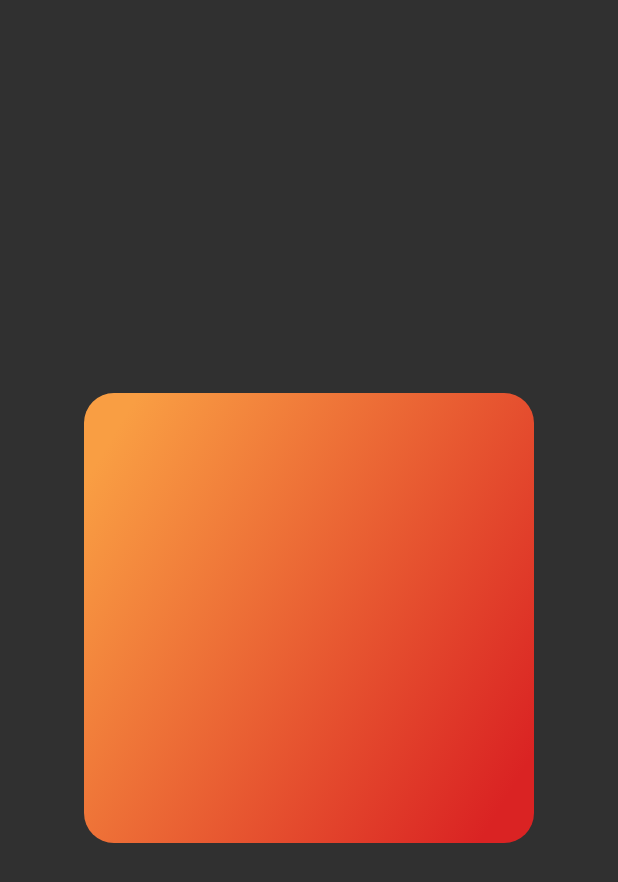
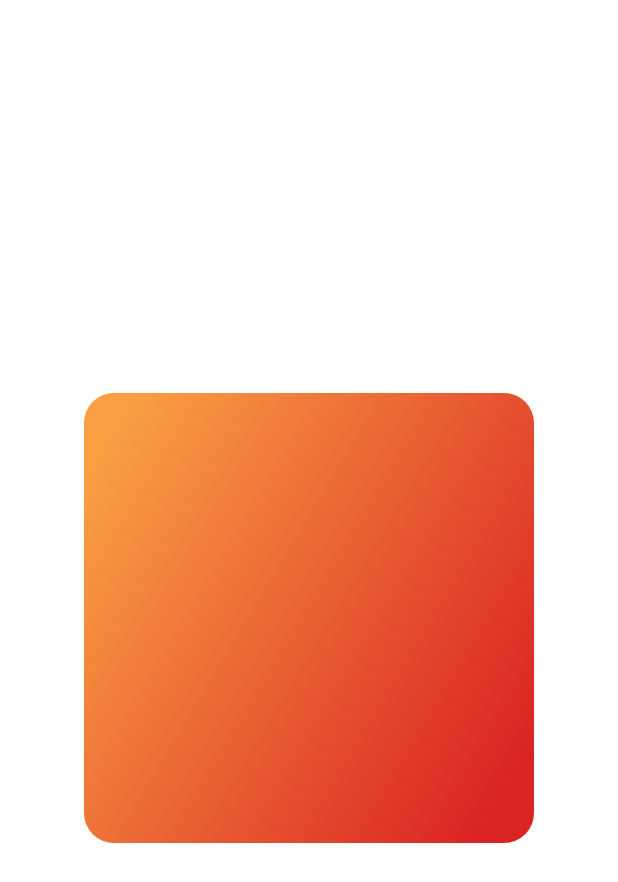
Before and after one commit to 73-sk-nahid/Flutter_Materials, a Flutter app: the screen it shows after launch, on a phone screen of 412 x 824 dp. Shown: the top 882 px of the screen. Run offline on Flutter 3.47's test engine with Material 2 defaults, Android fonts, the phone set to English and light mode, and no system bars; our stand-ins replace hooks_riverpod.

```diff
--- a/lib/animated_gradient.dart
+++ b/lib/animated_gradient.dart
@@ -1,3 +1,120 @@
+import 'package:flutter/material.dart';
+import 'package:flutter/services.dart';
+import 'package:flutter_materials/app_theme.dart';
+import 'package:flutter_materials/theme_provider.dart';
+import 'package:hooks_riverpod/hooks_riverpod.dart';
+import 'app_theme.dart';
+
+void main() {
+  runApp(const MyApp());
+}
+
+class MyApp extends StatefulWidget {
+  const MyApp({super.key});
+
+  @override
+  State<MyApp> createState() => _MyAppState();
+}
+
+class _MyAppState extends State<MyApp> with SingleTickerProviderStateMixin {
+  late AnimationController _controller;
+  late Animation<Alignment> _topAlignmentAnimation;
+  late Animation<Alignment> _bottomAlignmentAnimation;
+
+  @override
+  void initState() {
+    super.initState();
+    _controller =
+        AnimationController(vsync: this, duration: const Duration(seconds: 4));
+    _topAlignmentAnimation = TweenSequence<Alignment>(
+      [
+        TweenSequenceItem<Alignment>(
+          tween: Tween<Alignment>(
+              begin: Alignment.topLeft, end: Alignment.topRight),
+          weight: 1,
+        ),
+        TweenSequenceItem<Alignment>(
+          tween: Tween<Alignment>(
+              begin: Alignment.topRight, end: Alignment.bottomRight),
+          weight: 1,
+        ),
+        TweenSequenceItem<Alignment>(
+          tween: Tween<Alignment>(
+              begin: Alignment.bottomRight, end: Alignment.bottomLeft),
+          weight: 1,
+        ),
+        TweenSequenceItem<Alignment>(
+          tween: Tween<Alignment>(
+              begin: Alignment.bottomLeft, end: Alignment.topLeft),
+          weight: 1,
+        ),
+      ],
+    ).animate(_controller);
+
+    _bottomAlignmentAnimation = TweenSequence<Alignment>(
+      [
+        TweenSequenceItem<Alignment>(
+          tween: Tween<Alignment>(
+              begin: Alignment.bottomRight, end: Alignment.bottomLeft),
+          weight: 1,
+        ),
+        TweenSequenceItem<Alignment>(
+          tween: Tween<Alignment>(
+              begin: Alignment.bottomLeft, end: Alignment.topLeft),
+          weight: 1,
+        ),
+        TweenSequenceItem<Alignment>(
+          tween: Tween<Alignment>(
+              begin: Alignment.topLeft, end: Alignment.topRight),
+          weight: 1,
+        ),
+        TweenSequenceItem<Alignment>(
+          tween: Tween<Alignment>(
+              begin: Alignment.topRight, end: Alignment.bottomRight),
+          weight: 1,
+        ),
+      ],
+    ).animate(_controller);
+
+    _controller.repeat();
+  }
+
+  @override
+  Widget build(BuildContext context) {
+    return MaterialApp(
+      debugShowCheckedModeBanner: false,
+      theme: AppTheme.lightTheme,
+      darkTheme: AppTheme.darkTheme,
+      //themeMode: appThemeState.isDarkMdeEnabled ? ThemeData.dark: ThemeMode.light,
+      home: Scaffold(
+        body: Center(
+          child: AnimatedBuilder(
+              animation: _controller,
+              builder: (context, _) {
+                return Container(
+                  width: 300,
+                  height: 300,
+                  decoration: BoxDecoration(
+                    gradient: LinearGradient(
+                      colors: const [
+                        Color(0xffF99E43),
+                        Color(0xFFDA2323),
+                      ],
+                      begin: _topAlignmentAnimation.value,
+                      end: _bottomAlignmentAnimation.value,
+                    ),
+                    borderRadius: BorderRadius.circular(20),
+                  ),
+                );
+              }),
+        ),
+      ),
+    );
+  }
+}
+
+/*
+
 import 'package:flutter/material.dart';
 import 'package:flutter/services.dart';
 import 'package:hooks_riverpod/hooks_riverpod.dart';
@@ -107,3 +224,4 @@ class _MyAppState extends State<MyApp> with SingleTickerProviderStateMixin {
     );
   }
 }
+ */
```
